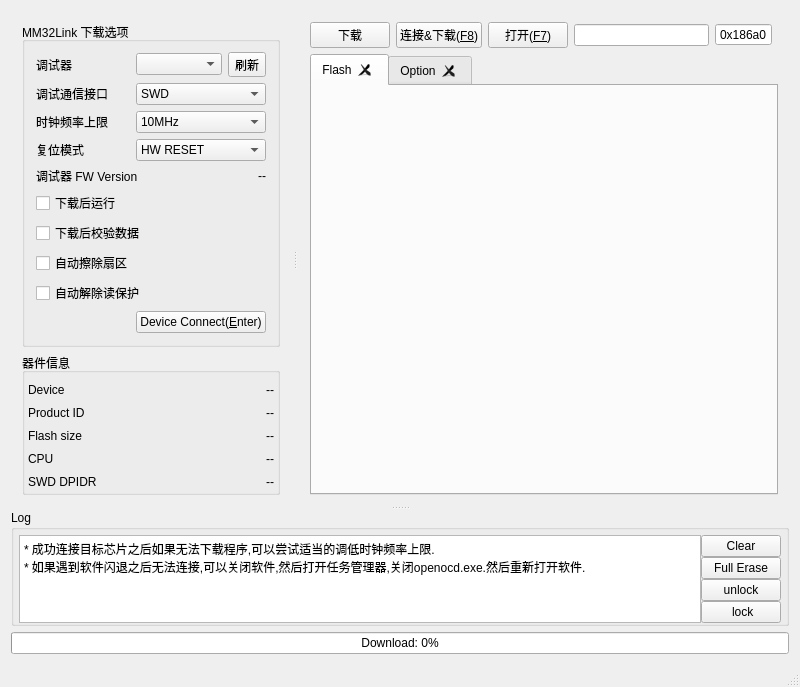
First picture: the form in UI/mm32_ui.ui, repository ChenDudo/mm32programmer_cmd, before the edit.
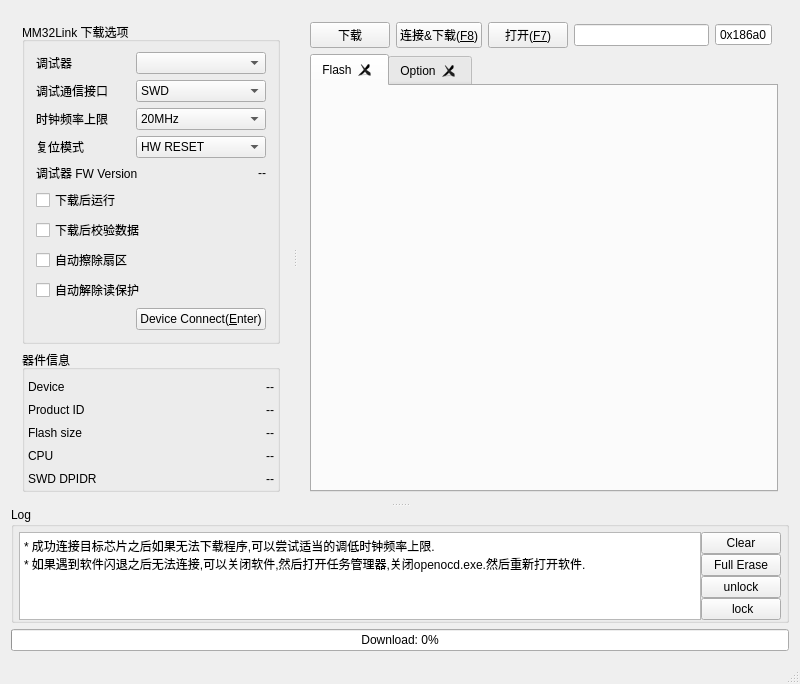
Second picture: the form after the edit. Icons and pictures are not drawn.

Commit message: add link partno, auto reflash

Diff of the .ui file:
```diff
--- a/UI/mm32_ui.ui
+++ b/UI/mm32_ui.ui
@@ -7,7 +7,7 @@
     <x>0</x>
     <y>0</y>
     <width>800</width>
-    <height>607</height>
+    <height>610</height>
    </rect>
   </property>
   <property name="windowTitle">
@@ -62,6 +62,11 @@
             </property>
             <item row="2" column="2" colspan="2">
              <widget class="QComboBox" name="cbbFreq">
+              <item>
+               <property name="text">
+                <string>20MHz</string>
+               </property>
+              </item>
               <item>
                <property name="text">
                 <string>10MHz</string>
@@ -194,19 +199,6 @@
               </property>
              </widget>
             </item>
-            <item row="0" column="3">
-             <widget class="QToolButton" name="btnReflash">
-              <property name="styleSheet">
-               <string notr="true"/>
-              </property>
-              <property name="text">
-               <string>刷新</string>
-              </property>
-             </widget>
-            </item>
-            <item row="0" column="2">
-             <widget class="QComboBox" name="cbbSerialNumber"/>
-            </item>
             <item row="3" column="0">
              <widget class="QLabel" name="label_4">
               <property name="text">
@@ -254,6 +246,9 @@
               </item>
              </widget>
             </item>
+            <item row="0" column="2" colspan="2">
+             <widget class="QComboBox" name="cbbSerialNumber"/>
+            </item>
            </layout>
           </widget>
          </item>
```
Left out of the diff: 124 changed lines with no effect on the pictures. The commit also changes 10 other files.
